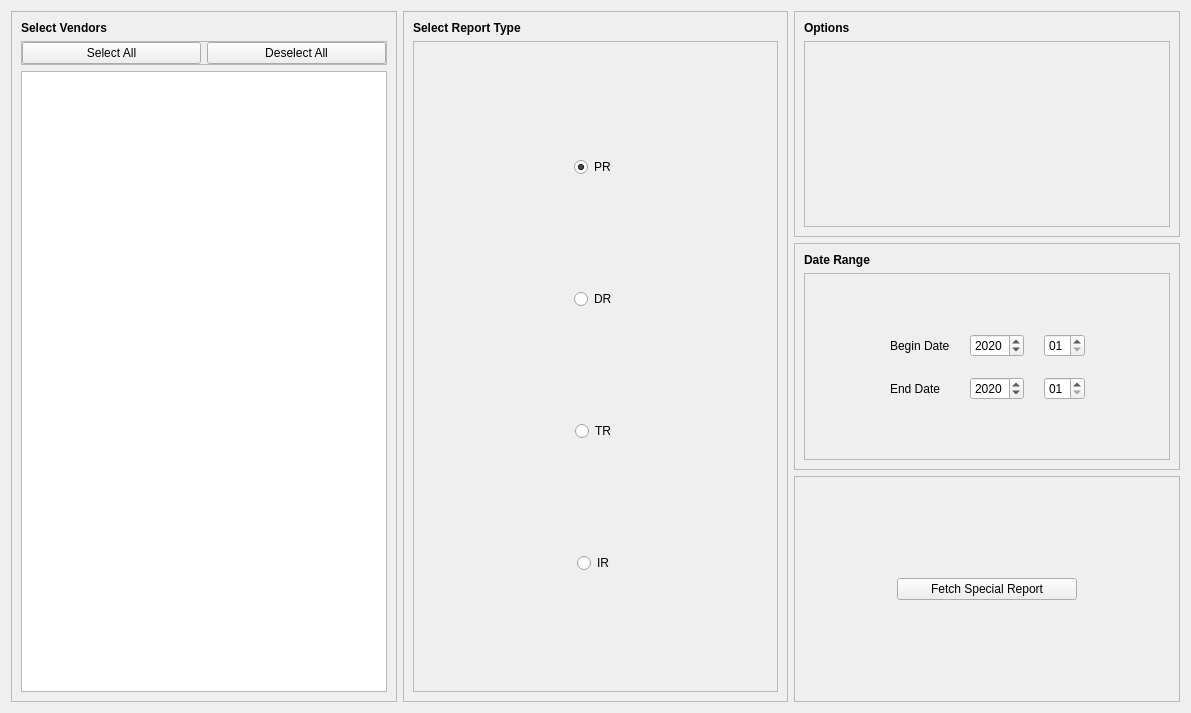
CS-4820-Library-Project/COUNTER-5-Report-Tool-2020-5.0, file ui/FetchSpecialReportsTab.ui: the form before one commit.
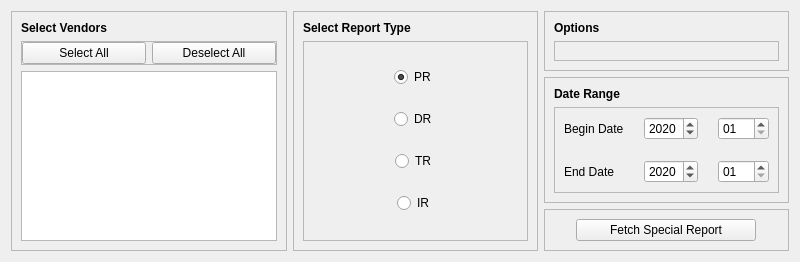
The form after the commit.

Commit message: Improved Special Reports Tab functionality

What changed in the file:
```diff
--- a/ui/FetchSpecialReportsTab.ui
+++ b/ui/FetchSpecialReportsTab.ui
@@ -6,10 +6,16 @@
    <rect>
     <x>0</x>
     <y>0</y>
-    <width>1191</width>
-    <height>713</height>
+    <width>800</width>
+    <height>251</height>
    </rect>
   </property>
+  <property name="minimumSize">
+   <size>
+    <width>800</width>
+    <height>0</height>
+   </size>
+  </property>
   <property name="windowTitle">
    <string>Fetch Special Reports</string>
   </property>
@@ -293,6 +299,12 @@
          </item>
          <item>
           <widget class="QFrame" name="frame">
+           <property name="sizePolicy">
+            <sizepolicy hsizetype="Expanding" vsizetype="Expanding">
+             <horstretch>0</horstretch>
+             <verstretch>0</verstretch>
+            </sizepolicy>
+           </property>
            <property name="frameShape">
             <enum>QFrame::StyledPanel</enum>
            </property>
@@ -300,66 +312,29 @@
             <property name="spacing">
              <number>20</number>
             </property>
-            <item row="3" column="1">
-             <spacer name="verticalSpacer">
-              <property name="orientation">
-               <enum>Qt::Vertical</enum>
-              </property>
-              <property name="sizeHint" stdset="0">
-               <size>
-                <width>20</width>
-                <height>40</height>
-               </size>
-              </property>
-             </spacer>
-            </item>
-            <item row="2" column="3">
+            <item row="1" column="2">
              <widget class="QDateEdit" name="end_date_edit_special_month">
-              <property name="sizePolicy">
-               <sizepolicy hsizetype="Fixed" vsizetype="Fixed">
-                <horstretch>0</horstretch>
-                <verstretch>0</verstretch>
-               </sizepolicy>
-              </property>
               <property name="displayFormat">
                <string>MM</string>
               </property>
              </widget>
             </item>
-            <item row="1" column="1">
+            <item row="0" column="0">
              <widget class="QLabel" name="label_24">
-              <property name="sizePolicy">
-               <sizepolicy hsizetype="Fixed" vsizetype="Preferred">
-                <horstretch>0</horstretch>
-                <verstretch>0</verstretch>
-               </sizepolicy>
-              </property>
               <property name="text">
                <string>Begin Date</string>
               </property>
              </widget>
             </item>
-            <item row="2" column="1">
+            <item row="1" column="0">
              <widget class="QLabel" name="label_25">
-              <property name="sizePolicy">
-               <sizepolicy hsizetype="Fixed" vsizetype="Preferred">
-                <horstretch>0</horstretch>
-                <verstretch>0</verstretch>
-               </sizepolicy>
-              </property>
               <property name="text">
                <string>End Date</string>
               </property>
              </widget>
             </item>
-            <item row="2" column="2">
+            <item row="1" column="1">
              <widget class="QDateEdit" name="end_date_edit_special_year">
-              <property name="sizePolicy">
-               <sizepolicy hsizetype="Fixed" vsizetype="Fixed">
-                <horstretch>0</horstretch>
-                <verstretch>0</verstretch>
-               </sizepolicy>
-              </property>
               <property name="dateTime">
                <datetime>
                 <hour>0</hour>
@@ -375,80 +350,29 @@
               </property>
              </widget>
             </item>
-            <item row="1" column="3">
+            <item row="0" column="2">
              <widget class="QDateEdit" name="begin_date_edit_special_month">
-              <property name="sizePolicy">
-               <sizepolicy hsizetype="Fixed" vsizetype="Fixed">
-                <horstretch>0</horstretch>
-                <verstretch>0</verstretch>
-               </sizepolicy>
-              </property>
               <property name="displayFormat">
                <string>MM</string>
               </property>
              </widget>
             </item>
-            <item row="1" column="0">
-             <spacer name="horizontalSpacer">
-              <property name="orientation">
-               <enum>Qt::Horizontal</enum>
-              </property>
-              <property name="sizeHint" stdset="0">
-               <size>
-                <width>40</width>
-                <height>20</height>
-               </size>
-              </property>
-             </spacer>
-            </item>
-            <item row="1" column="2">
-             <widget class="QDateEdit" name="begin_date_edit_special_year">
-              <property name="sizePolicy">
-               <sizepolicy hsizetype="Fixed" vsizetype="Fixed">
-                <horstretch>0</horstretch>
-                <verstretch>0</verstretch>
-               </sizepolicy>
-              </property>
-              <property name="dateTime">
-               <datetime>
-                <hour>0</hour>
-                <minute>0</minute>
-                <second>0</second>
-                <year>2020</year>
-                <month>1</month>
-                <day>1</day>
-               </datetime>
-              </property>
-              <property name="displayFormat">
-               <string>yyyy</string>
-              </property>
-             </widget>
-            </item>
-            <item row="1" column="4">
-             <spacer name="horizontalSpacer_2">
-              <property name="orientation">
-               <enum>Qt::Horizontal</enum>
-              </property>
-              <property name="sizeHint" stdset="0">
-               <size>
-                <width>40</width>
-                <height>20</height>
-               </size>
-              </property>
-             </spacer>
-            </item>
             <item row="0" column="1">
-             <spacer name="verticalSpacer_2">
-              <property name="orientation">
-               <enum>Qt::Vertical</enum>
+             <widget class="QDateEdit" name="begin_date_edit_special_year">
+              <property name="dateTime">
+               <datetime>
+                <hour>0</hour>
+                <minute>0</minute>
+                <second>0</second>
+                <year>2020</year>
+                <month>1</month>
+                <day>1</day>
+               </datetime>
               </property>
-              <property name="sizeHint" stdset="0">
-               <size>
-                <width>20</width>
-                <height>40</height>
-               </size>
+              <property name="displayFormat">
+               <string>yyyy</string>
               </property>
-             </spacer>
+             </widget>
             </item>
            </layout>
           </widget>
```
The commit also changes 5 other files.
